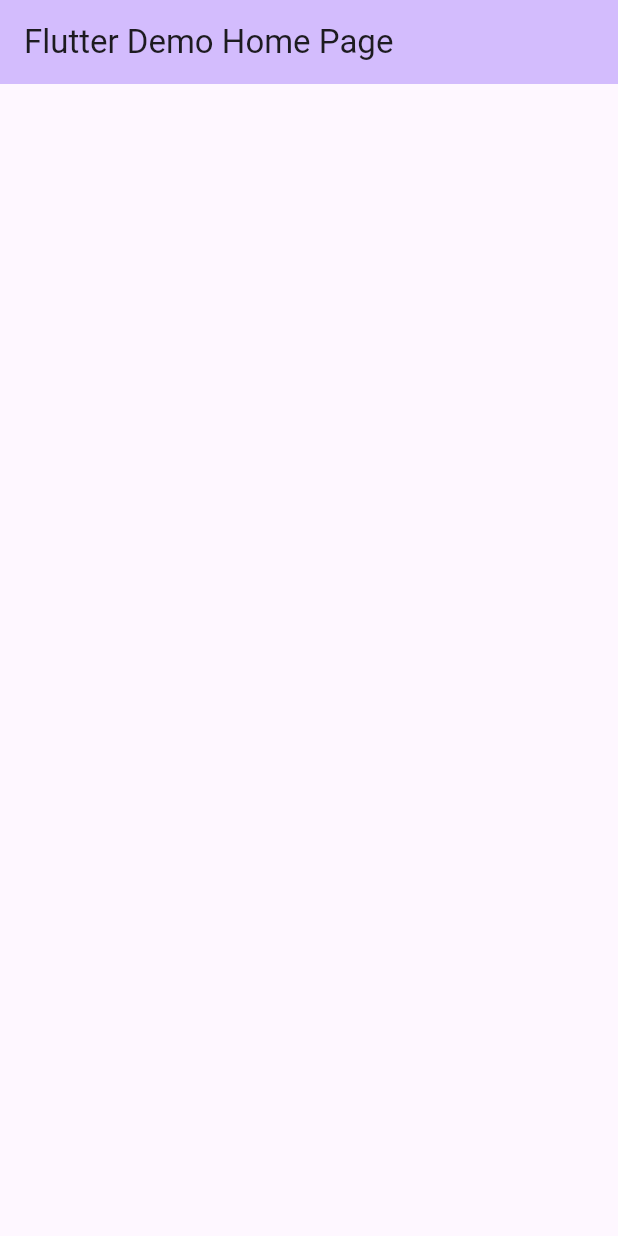
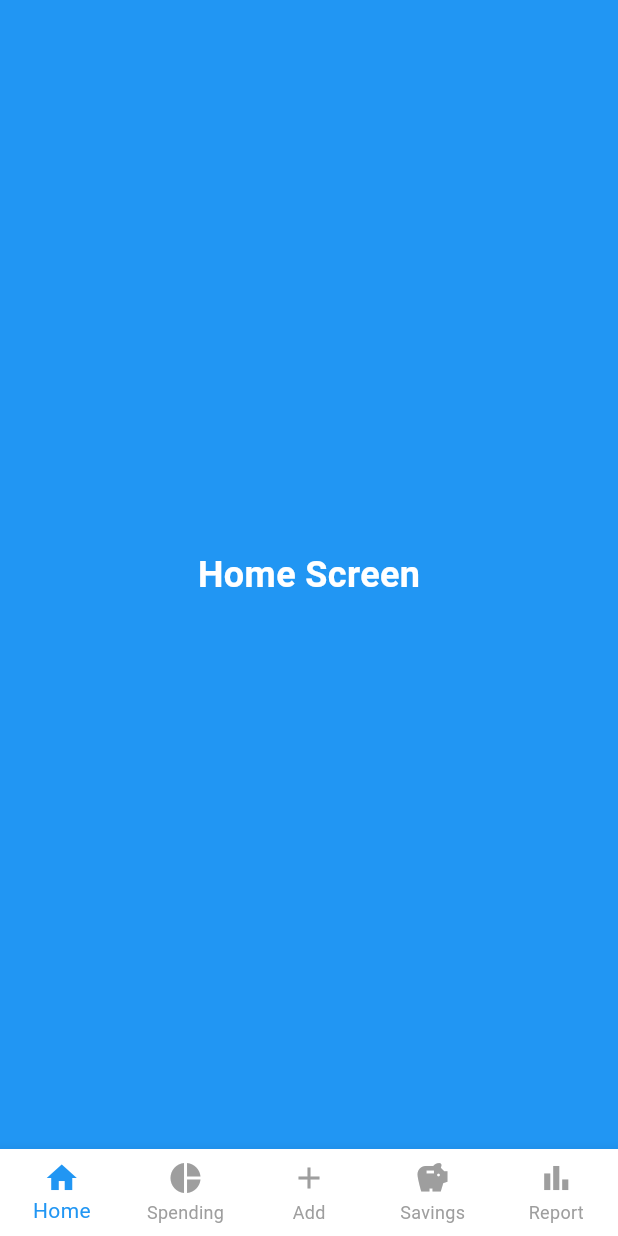
Before and after one commit to JuanSanchez12/PersonalFinanceManagerApp, a Flutter app: the screen it shows after launch, on a phone screen of 412 x 824 dp. Run offline on Flutter 3.47's test engine with Material 3 defaults, Android fonts, the phone set to English and light mode, and no system bars.

Commit message:
Added bottom navigation bar with screen switching functionality
- Created a reusable BottomNavBar widget.
- Implemented functionality to switch between screens using the navbar.
- Added a temporary template screen for testing navigation.
- Tested navbar functionality by switching screens and verifying UI updates.

```diff
--- a/lib/Screens/add_transaction_screen.dart
+++ b/lib/Screens/add_transaction_screen.dart
@@ -0,0 +1,14 @@
+import 'package:flutter/material.dart';
+import 'template_screen.dart';
+
+class AddTransactionScreen extends StatelessWidget {
+  const AddTransactionScreen({super.key});
+
+  @override
+  Widget build(BuildContext context) {
+    return const TemplateScreen(
+      backgroundColor: Colors.green,
+      screenName: 'Add Transaction Screen',
+    );
+  }
+}
--- a/lib/Screens/home_screen.dart
+++ b/lib/Screens/home_screen.dart
@@ -0,0 +1,14 @@
+import 'package:flutter/material.dart';
+import 'template_screen.dart';
+
+class HomeScreen extends StatelessWidget {
+  const HomeScreen({super.key});
+
+  @override
+  Widget build(BuildContext context) {
+    return const TemplateScreen(
+      backgroundColor: Colors.blue,
+      screenName: 'Home Screen',
+    );
+  }
+}
--- a/lib/Screens/report_screen.dart
+++ b/lib/Screens/report_screen.dart
@@ -0,0 +1,14 @@
+import 'package:flutter/material.dart';
+import 'template_screen.dart';
+
+class ReportScreen extends StatelessWidget {
+  const ReportScreen({super.key});
+
+  @override
+  Widget build(BuildContext context) {
+    return const TemplateScreen(
+      backgroundColor: Colors.red,
+      screenName: 'Report Screen',
+    );
+  }
+}
--- a/lib/Screens/savings_screen.dart
+++ b/lib/Screens/savings_screen.dart
@@ -0,0 +1,14 @@
+import 'package:flutter/material.dart';
+import 'template_screen.dart';
+
+class SavingsScreen extends StatelessWidget {
+  const SavingsScreen({super.key});
+
+  @override
+  Widget build(BuildContext context) {
+    return const TemplateScreen(
+      backgroundColor: Colors.purple,
+      screenName: 'Savings Screen',
+    );
+  }
+}
--- a/lib/Screens/spending_breakdown_screen.dart
+++ b/lib/Screens/spending_breakdown_screen.dart
@@ -0,0 +1,14 @@
+import 'package:flutter/material.dart';
+import 'template_screen.dart';
+
+class SpendingBreakdownScreen extends StatelessWidget {
+  const SpendingBreakdownScreen({super.key});
+
+  @override
+  Widget build(BuildContext context) {
+    return const TemplateScreen(
+      backgroundColor: Colors.orange,
+      screenName: 'Spending Breakdown Screen',
+    );
+  }
+}
--- /dev/null
+++ b/lib/Screens/template_screen.dart
@@ -0,0 +1,29 @@
+import 'package:flutter/material.dart';
+
+class TemplateScreen extends StatelessWidget {
+  final Color backgroundColor;
+  final String screenName;
+
+  const TemplateScreen({
+    super.key,
+    required this.backgroundColor,
+    required this.screenName,
+  });
+
+  @override
+  Widget build(BuildContext context) {
+    return Scaffold(
+      backgroundColor: backgroundColor,
+      body: Center(
+        child: Text(
+          screenName,
+          style: const TextStyle(
+            fontSize: 24,
+            fontWeight: FontWeight.bold,
+            color: Colors.white,
+          ),
+        ),
+      ),
+    );
+  }
+}
--- a/lib/Widgets/navbar_widget.dart
+++ b/lib/Widgets/navbar_widget.dart
@@ -0,0 +1,47 @@
+import 'package:flutter/material.dart';
+
+class BottomNavBar extends StatelessWidget {
+  final int currentIndex;
+  final Function(int) onTap;
+
+  const BottomNavBar({
+    super.key,
+    required this.currentIndex,
+    required this.onTap,
+  });
+
+  @override
+  Widget build(BuildContext context) {
+    return BottomNavigationBar(
+      currentIndex: currentIndex,
+      onTap: onTap,
+      selectedItemColor: Colors.blue,
+      unselectedItemColor: Colors.grey,
+      backgroundColor: Colors.white,
+      showUnselectedLabels: true,
+      type: BottomNavigationBarType.fixed,
+      items: const [
+        BottomNavigationBarItem(
+          icon: Icon(Icons.home),
+          label: 'Home',
+        ),
+        BottomNavigationBarItem(
+          icon: Icon(Icons.pie_chart),
+          label: 'Spending',
+        ),
+        BottomNavigationBarItem(
+          icon: Icon(Icons.add),
+          label: 'Add',
+        ),
+        BottomNavigationBarItem(
+          icon: Icon(Icons.savings),
+          label: 'Savings',
+        ),
+        BottomNavigationBarItem(
+          icon: Icon(Icons.bar_chart),
+          label: 'Report',
+        ),
+      ],
+    );
+  }
+}
--- a/lib/main.dart
+++ b/lib/main.dart
@@ -1,4 +1,10 @@
 import 'package:flutter/material.dart';
+import 'Widgets/navbar_widget.dart';
+import 'Screens/home_screen.dart';
+import 'Screens/add_transaction_screen.dart';
+import 'Screens/spending_breakdown_screen.dart';
+import 'Screens/savings_screen.dart';
+import 'Screens/report_screen.dart';
 
 void main() {
   runApp(const MyApp());
@@ -10,36 +16,45 @@ class MyApp extends StatelessWidget {
   @override
   Widget build(BuildContext context) {
     return MaterialApp(
-      title: 'Flutter Demo',
+      title: 'Finance App',
       theme: ThemeData(
-        colorScheme: ColorScheme.fromSeed(seedColor: Colors.deepPurple),
-        useMaterial3: true,
+        primarySwatch: Colors.blue,
       ),
-      home: const MyHomePage(title: 'Flutter Demo Home Page'),
+      home: const MainScreen(),
     );
   }
 }
 
-class MyHomePage extends StatefulWidget {
-  const MyHomePage({super.key, required this.title});
-  final String title;
+class MainScreen extends StatefulWidget {
+  const MainScreen({super.key});
 
   @override
-  State<MyHomePage> createState() => _MyHomePageState();
+  _MainScreenState createState() => _MainScreenState();
 }
 
-class _MyHomePageState extends State<MyHomePage> {
+class _MainScreenState extends State<MainScreen> {
+  int _currentIndex = 0;
+
+  final List<Widget> _screens = [
+    const HomeScreen(),
+    const SpendingBreakdownScreen(),
+    const AddTransactionScreen(),
+    const SavingsScreen(),
+    const ReportScreen(),
+  ];
 
   @override
   Widget build(BuildContext context) {
     return Scaffold(
-      appBar: AppBar(
-        backgroundColor: Theme.of(context).colorScheme.inversePrimary,
-        // the App.build method, and use it to set our appbar title.
-        title: Text(widget.title),
+      body: _screens[_currentIndex],
+      bottomNavigationBar: BottomNavBar(
+        currentIndex: _currentIndex,
+        onTap: (index) {
+          setState(() {
+            _currentIndex = index;
+          });
+        },
       ),
-      body: Center(
-      )
     );
   }
 }
```
